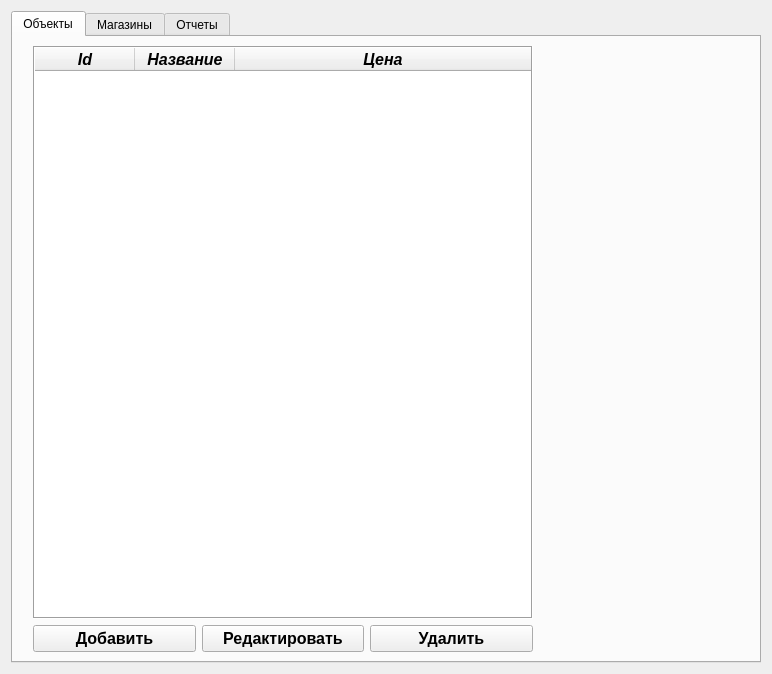
This is UI/UIForms/mainForm.ui in FelixMailwriter/VendService as Qt 5 draws it before an edit. The edited form follows.
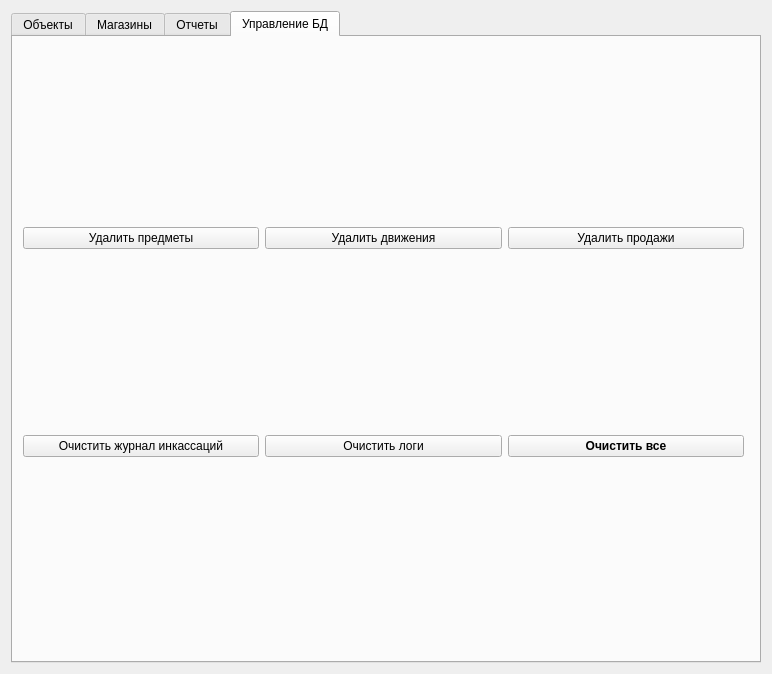
This is the edited form. The open tabs and pages were chosen to show the change.

Commit message: add DB management

Patch:
```diff
--- a/UI/UIForms/mainForm.ui
+++ b/UI/UIForms/mainForm.ui
@@ -736,6 +736,79 @@
            </item>
           </layout>
          </widget>
+         <widget class="QWidget" name="tab">
+          <attribute name="title">
+           <string>Управление БД</string>
+          </attribute>
+          <widget class="QWidget" name="gridLayoutWidget">
+           <property name="geometry">
+            <rect>
+             <x>10</x>
+             <y>10</y>
+             <width>721</width>
+             <height>591</height>
+            </rect>
+           </property>
+           <layout class="QGridLayout" name="gridLayout_2">
+            <item row="1" column="0">
+             <layout class="QHBoxLayout" name="horizontalLayout_5">
+              <item>
+               <widget class="QPushButton" name="btn_delInkasTable">
+                <property name="text">
+                 <string>Очистить журнал инкассаций</string>
+                </property>
+               </widget>
+              </item>
+              <item>
+               <widget class="QPushButton" name="btn_delLogs">
+                <property name="text">
+                 <string>Очистить логи</string>
+                </property>
+               </widget>
+              </item>
+              <item>
+               <widget class="QPushButton" name="btn_clearAll">
+                <property name="font">
+                 <font>
+                  <weight>75</weight>
+                  <bold>true</bold>
+                 </font>
+                </property>
+                <property name="text">
+                 <string>Очистить все</string>
+                </property>
+               </widget>
+              </item>
+             </layout>
+            </item>
+            <item row="0" column="0">
+             <layout class="QHBoxLayout" name="horizontalLayout_9">
+              <item>
+               <widget class="QPushButton" name="btn_delItemsTable">
+                <property name="text">
+                 <string>Удалить предметы</string>
+                </property>
+               </widget>
+              </item>
+              <item>
+               <widget class="QPushButton" name="btn_delMovementsTable">
+                <property name="text">
+                 <string>Удалить движения</string>
+                </property>
+               </widget>
+              </item>
+              <item>
+               <widget class="QPushButton" name="btn_delSalesTable">
+                <property name="text">
+                 <string>Удалить продажи</string>
+                </property>
+               </widget>
+              </item>
+             </layout>
+            </item>
+           </layout>
+          </widget>
+         </widget>
         </widget>
        </item>
       </layout>
```
Left out of the diff: 2 changed lines with no effect on the pictures. The commit also changes 2 other files.
